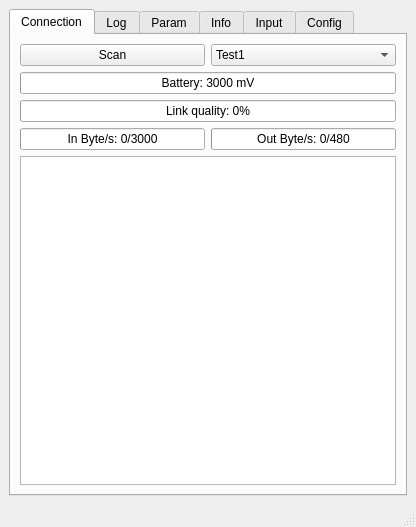
This is src/crazyflieROS/ui/driverGUI.ui in omwdunkley/crazyflieROS as Qt 5 draws it before an edit. The edited form follows.
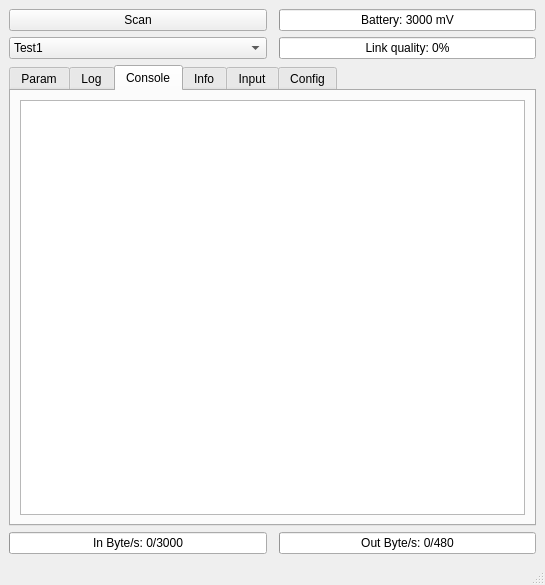
This is the edited form. The open tabs and pages were chosen to show the change.

What changed in the file:
```diff
--- a/src/crazyflieROS/ui/driverGUI.ui
+++ b/src/crazyflieROS/ui/driverGUI.ui
@@ -6,8 +6,8 @@
    <rect>
     <x>0</x>
     <y>0</y>
-    <width>416</width>
-    <height>527</height>
+    <width>545</width>
+    <height>585</height>
    </rect>
   </property>
   <property name="windowTitle">
@@ -15,84 +15,92 @@
   </property>
   <widget class="QWidget" name="centralwidget">
    <layout class="QGridLayout" name="gridLayout_2">
+    <item row="0" column="2">
+     <widget class="QProgressBar" name="progressbar_bat">
+      <property name="sizePolicy">
+       <sizepolicy hsizetype="Preferred" vsizetype="Preferred">
+        <horstretch>0</horstretch>
+        <verstretch>0</verstretch>
+       </sizepolicy>
+      </property>
+      <property name="minimum">
+       <number>3000</number>
+      </property>
+      <property name="maximum">
+       <number>4200</number>
+      </property>
+      <property name="value">
+       <number>3000</number>
+      </property>
+      <property name="textVisible">
+       <bool>true</bool>
+      </property>
+      <property name="invertedAppearance">
+       <bool>false</bool>
+      </property>
+      <property name="textDirection">
+       <enum>QProgressBar::TopToBottom</enum>
+      </property>
+      <property name="format">
+       <string>Battery: %v mV</string>
+      </property>
+     </widget>
+    </item>
     <item row="0" column="0">
+     <widget class="QPushButton" name="pushButton_connect">
+      <property name="sizePolicy">
+       <sizepolicy hsizetype="Expanding" vsizetype="Fixed">
+        <horstretch>0</horstretch>
+        <verstretch>0</verstretch>
+       </sizepolicy>
+      </property>
+      <property name="text">
+       <string>Scan</string>
+      </property>
+     </widget>
+    </item>
+    <item row="1" column="0">
+     <widget class="QComboBox" name="comboBox_connect">
+      <property name="sizePolicy">
+       <sizepolicy hsizetype="Expanding" vsizetype="Fixed">
+        <horstretch>0</horstretch>
+        <verstretch>0</verstretch>
+       </sizepolicy>
+      </property>
+      <item>
+       <property name="text">
+        <string>Test1</string>
+       </property>
+      </item>
+      <item>
+       <property name="text">
+        <string>Test2</string>
+       </property>
+      </item>
+     </widget>
+    </item>
+    <item row="2" column="0" colspan="3">
      <widget class="QTabWidget" name="tabWidget">
       <property name="currentIndex">
        <number>5</number>
       </property>
+      <widget class="QWidget" name="tab_param">
+       <attribute name="title">
+        <string>Param</string>
+       </attribute>
+       <layout class="QVBoxLayout" name="verticalLayout"/>
+      </widget>
+      <widget class="QWidget" name="tab_log">
+       <attribute name="title">
+        <string>Log</string>
+       </attribute>
+       <layout class="QVBoxLayout" name="verticalLayout_3"/>
+      </widget>
       <widget class="QWidget" name="tab_connection">
        <attribute name="title">
-        <string>Connection</string>
+        <string>Console</string>
        </attribute>
        <layout class="QGridLayout" name="gridLayout">
-        <item row="0" column="0">
-         <widget class="QPushButton" name="pushButton_connect">
-          <property name="text">
-           <string>Scan</string>
-          </property>
-         </widget>
-        </item>
-        <item row="0" column="1">
-         <widget class="QComboBox" name="comboBox_connect">
-          <item>
-           <property name="text">
-            <string>Test1</string>
-           </property>
-          </item>
-          <item>
-           <property name="text">
-            <string>Test2</string>
-           </property>
-          </item>
-         </widget>
-        </item>
-        <item row="3" column="0" colspan="2">
-         <widget class="QProgressBar" name="progressbar_bat">
-          <property name="sizePolicy">
-           <sizepolicy hsizetype="Preferred" vsizetype="Preferred">
-            <horstretch>0</horstretch>
-            <verstretch>0</verstretch>
-           </sizepolicy>
-          </property>
-          <property name="minimum">
-           <number>3000</number>
-          </property>
-          <property name="maximum">
-           <number>4200</number>
-          </property>
-          <property name="value">
-           <number>3000</number>
-          </property>
-          <property name="textVisible">
-           <bool>true</bool>
-          </property>
-          <property name="invertedAppearance">
-           <bool>false</bool>
-          </property>
-          <property name="textDirection">
-           <enum>QProgressBar::TopToBottom</enum>
-          </property>
-          <property name="format">
-           <string>Battery: %v mV</string>
-          </property>
-         </widget>
-        </item>
-        <item row="4" column="0" colspan="2">
-         <widget class="QProgressBar" name="progressbar_link">
-          <property name="maximum">
-           <number>100</number>
-          </property>
-          <property name="value">
-           <number>0</number>
-          </property>
-          <property name="textVisible">
-           <bool>true</bool>
-          </property>
-          <property name="format">
-           <string>Link quality: %p%</string>
-          </property>
-         </widget>
-        </item>
         <item row="7" column="0" colspan="2">
          <widget class="QTextEdit" name="console">
           <property name="enabled">
@@ -106,46 +114,8 @@
           </property>
          </widget>
         </item>
-        <item row="5" column="1">
-         <widget class="QProgressBar" name="progressBar_pktOut">
-          <property name="maximum">
-           <number>480</number>
-          </property>
-          <property name="value">
-           <number>0</number>
-          </property>
-          <property name="format">
-           <string>Out Byte/s: %v/%m</string>
-          </property>
-         </widget>
-        </item>
-        <item row="5" column="0">
-         <widget class="QProgressBar" name="progressBar_pktIn">
-          <property name="maximum">
-           <number>3000</number>
-          </property>
-          <property name="value">
-           <number>0</number>
-          </property>
-          <property name="format">
-           <string>In Byte/s: %v/%m</string>
-          </property>
-         </widget>
-        </item>
        </layout>
       </widget>
-      <widget class="QWidget" name="tab_log">
-       <attribute name="title">
-        <string>Log</string>
-       </attribute>
-       <layout class="QVBoxLayout" name="verticalLayout_3"/>
-      </widget>
-      <widget class="QWidget" name="tab_param">
-       <attribute name="title">
-        <string>Param</string>
-       </attribute>
-       <layout class="QVBoxLayout" name="verticalLayout"/>
-      </widget>
       <widget class="QWidget" name="tab_info">
        <attribute name="title">
         <string>Info</string>
@@ -687,6 +657,57 @@
       </widget>
      </widget>
     </item>
+    <item row="1" column="2">
+     <widget class="QProgressBar" name="progressbar_link">
+      <property name="maximum">
+       <number>100</number>
+      </property>
+      <property name="value">
+       <number>0</number>
+      </property>
+      <property name="textVisible">
+       <bool>true</bool>
+      </property>
+      <property name="format">
+       <string>Link quality: %p%</string>
+      </property>
+     </widget>
+    </item>
+    <item row="3" column="0">
+     <widget class="QProgressBar" name="progressBar_pktIn">
+      <property name="maximum">
+       <number>3000</number>
+      </property>
+      <property name="value">
+       <number>0</number>
+      </property>
+      <property name="orientation">
+       <enum>Qt::Horizontal</enum>
+      </property>
+      <property name="invertedAppearance">
+       <bool>false</bool>
+      </property>
+      <property name="textDirection">
+       <enum>QProgressBar::TopToBottom</enum>
+      </property>
+      <property name="format">
+       <string>In Byte/s: %v/%m</string>
+      </property>
+     </widget>
+    </item>
+    <item row="3" column="2">
+     <widget class="QProgressBar" name="progressBar_pktOut">
+      <property name="maximum">
+       <number>480</number>
+      </property>
+      <property name="value">
+       <number>0</number>
+      </property>
+      <property name="format">
+       <string>Out Byte/s: %v/%m</string>
+      </property>
+     </widget>
+    </item>
    </layout>
   </widget>
   <widget class="QMenuBar" name="menubar">
```
Left out of the diff: 170 changed lines with no effect on the pictures.
